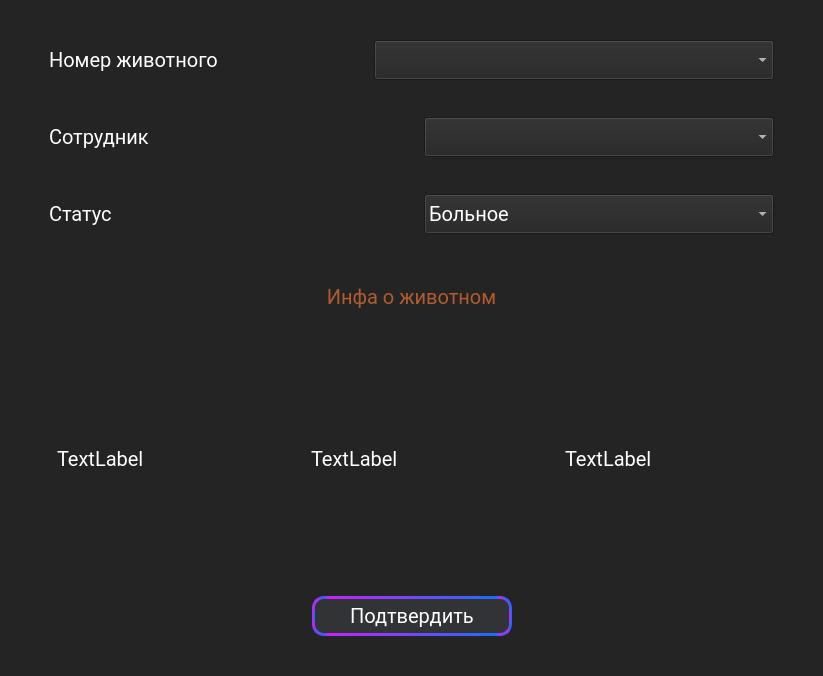
Before: the Qt Designer form view/inspection.ui in Yelesin/CourseWorkDatabase, drawn with Qt 5.
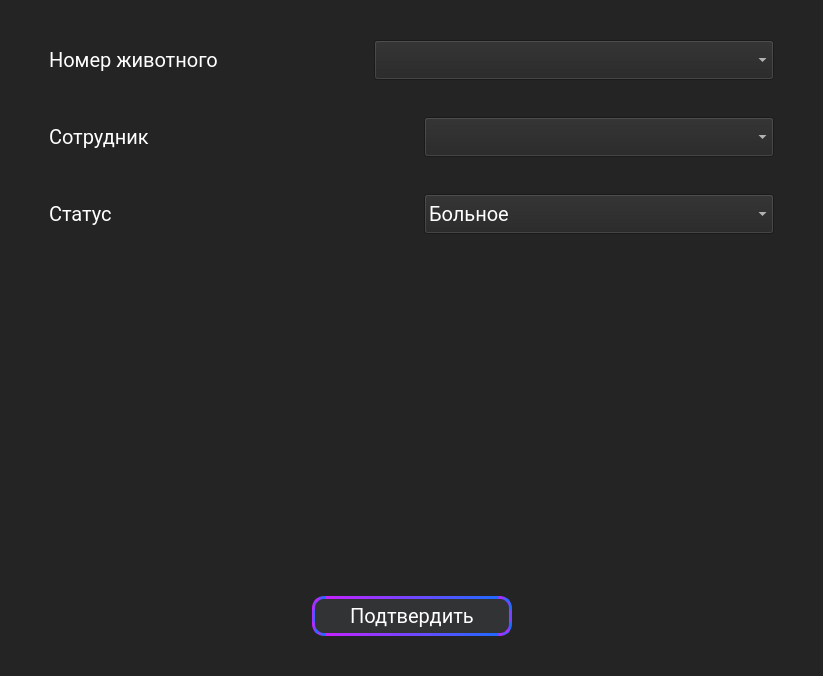
After: the same form once the commit is applied.

Patch:
```diff
--- a/view/inspection.ui
+++ b/view/inspection.ui
@@ -341,7 +341,7 @@
          <string notr="true">color: #B15B2E;</string>
         </property>
         <property name="text">
-         <string>Инфа о животном</string>
+         <string/>
         </property>
         <property name="alignment">
          <set>Qt::AlignCenter</set>
@@ -415,7 +415,7 @@
          </size>
         </property>
         <property name="text">
-         <string>TextLabel</string>
+         <string/>
         </property>
         <property name="scaledContents">
          <bool>true</bool>
@@ -453,7 +453,7 @@
          </size>
         </property>
         <property name="text">
-         <string>TextLabel</string>
+         <string/>
         </property>
         <property name="scaledContents">
          <bool>true</bool>
@@ -491,7 +491,7 @@
          </size>
         </property>
         <property name="text">
-         <string>TextLabel</string>
+         <string/>
         </property>
         <property name="scaledContents">
          <bool>true</bool>
```
Left out of the diff: 5 changed lines with no effect on the pictures.
